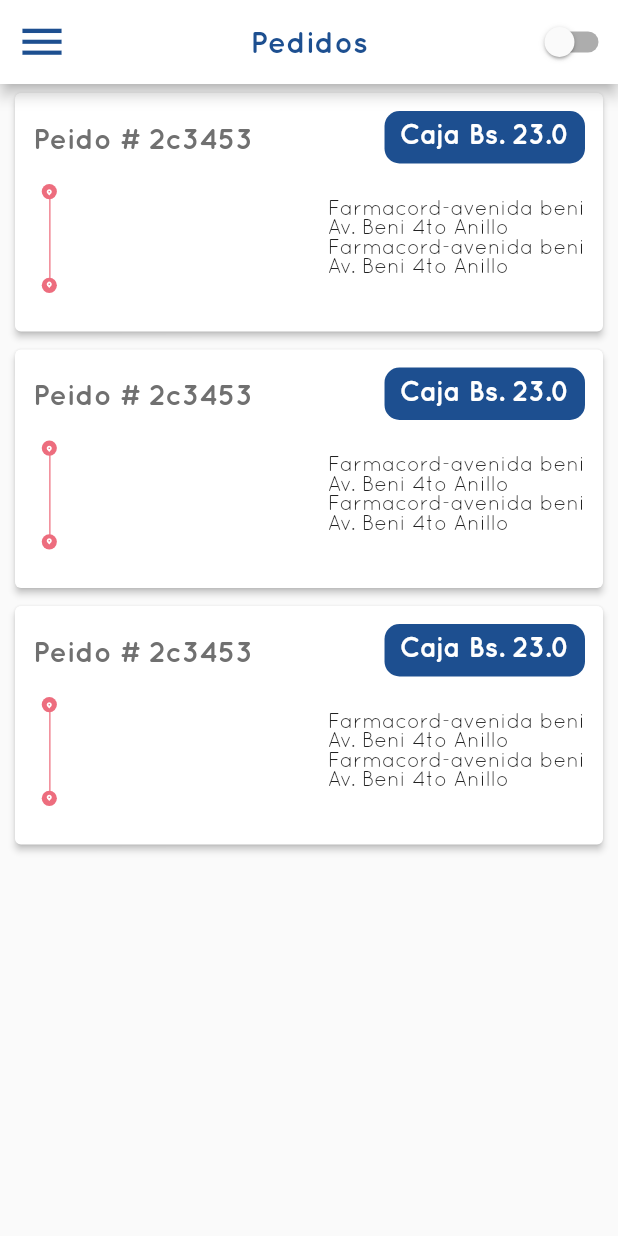
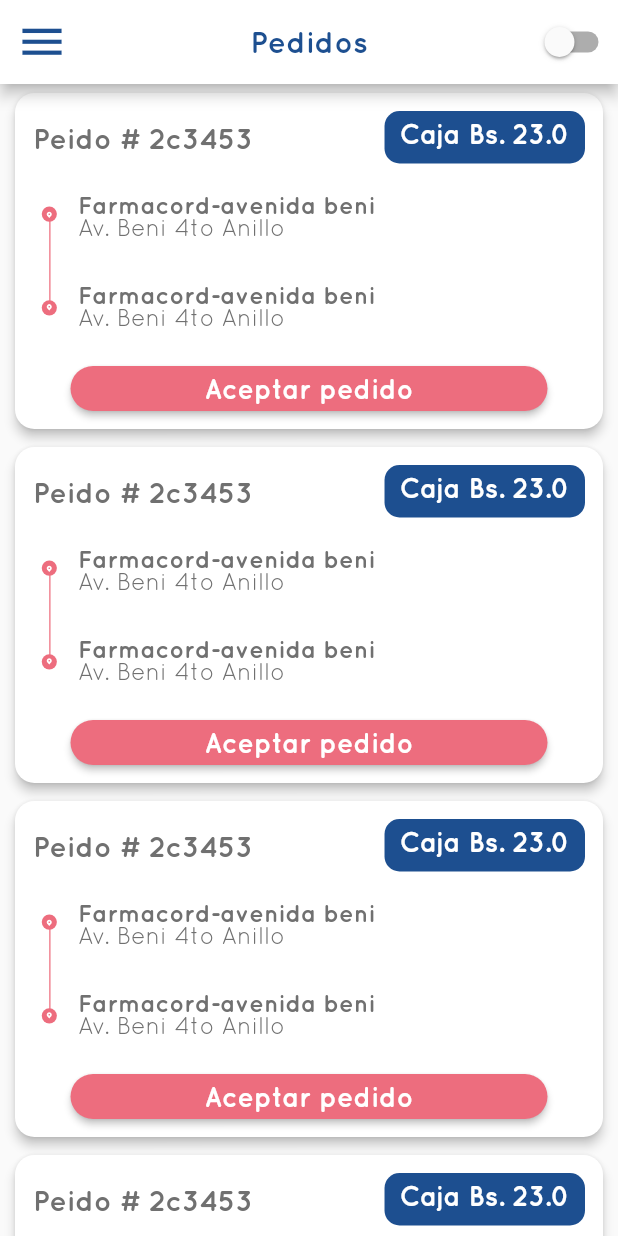
Before and after one commit to flutter-learning-2020/medicinetsDriver-2022, a Flutter app: the HomePage screen opened by its route, on a phone screen of 412 x 824 dp. Run offline on Flutter 3.47's test engine with Material 2 defaults, Android fonts, the light colour scheme and no system bars; our stand-ins replace flutter_svg; Roboto replaces fonts that are missing (quicksand).

Commit message:
cards product

```diff
--- a/lib/pages/home/pedidos/pedidos.dart
+++ b/lib/pages/home/pedidos/pedidos.dart
@@ -16,6 +16,30 @@ class _PedidosPageState extends State<PedidosPage> {
     },
     {
       'name': 'Pedido 2',
+    },
+    {
+      'name': 'Pedido 3',
+    },
+    {
+      'name': 'Pedido 3',
+    },
+    {
+      'name': 'Pedido 3',
+    },
+    {
+      'name': 'Pedido 3',
+    },
+    {
+      'name': 'Pedido 3',
+    },
+    {
+      'name': 'Pedido 3',
+    },
+    {
+      'name': 'Pedido 3',
+    },
+    {
+      'name': 'Pedido 3',
     },
     {
       'name': 'Pedido 3',
@@ -75,16 +99,21 @@ class _PedidosPageState extends State<PedidosPage> {
       itemCount: pedidos == null ? 0 : pedidos.length,
       itemBuilder: (BuildContext context, int index) {
         return Card(
-            elevation: 2.0,
+            elevation: 3.0,
+            shape: RoundedRectangleBorder(
+                borderRadius: BorderRadius.circular(13.0)),
             margin: const EdgeInsets.symmetric(horizontal: 10.0, vertical: 6.0),
             child: Container(
               decoration: BoxDecoration(
                   // color: ColorsM.primary,
-
+                  // borderRadius: BorderRadius.all(Radius.circular(40.0))
                   ),
               margin: EdgeInsets.all(12.0),
               child: Column(children: <Widget>[
-                Row(
+                Container(
+                  // color: Colors.green,
+                  margin: EdgeInsets.only(bottom: 10.0),
+                  child: Row(
                       mainAxisAlignment: MainAxisAlignment.spaceBetween,
                       children: <Widget>[
                         Text('Peido # 2c3453',
@@ -113,26 +142,80 @@ class _PedidosPageState extends State<PedidosPage> {
                               color: ColorsM.secondary,
                             ))
                       ]),
+                ),
                 Row(
-                  mainAxisAlignment: MainAxisAlignment.spaceBetween,
+                  mainAxisAlignment: MainAxisAlignment.start,
                   crossAxisAlignment: CrossAxisAlignment.center,
                   children: <Widget>[
-                    SvgPicture.asset(
+                    Container(
+                      // color: Colors.indigo,
+                      margin: EdgeInsets.only(right: 10.0),
+                      child: SvgPicture.asset(
                         'assets/images/icon_start_and_point.svg',
-                      height: 100.0,
+                        height: 110.0,
                         width: 20.0,
                       ),
-                    Column(
+                    ),
+                    Container(
+                      // color: Colors.red,
+                      child: Column(
                           mainAxisAlignment: MainAxisAlignment.center,
                           crossAxisAlignment: CrossAxisAlignment.start,
                           children: <Widget>[
-                          Text('Farmacord-avenida beni'),
-                          Text('Av. Beni 4to Anillo'),
-                          Text('Farmacord-avenida beni'),
-                          Text('Av. Beni 4to Anillo'),
-                        ])
+                            Text(
+                              'Farmacord-avenida beni',
+                              style: TextStyle(
+                                  fontFamily: 'Quicksand',
+                                  fontSize: 16.0,
+                                  fontWeight: FontWeight.bold,
+                                  color: ColorsM.textColor),
+                            ),
+                            Text(
+                              'Av. Beni 4to Anillo',
+                              style: TextStyle(
+                                  fontFamily: 'Quicksand',
+                                  fontSize: 16.0,
+                                  color: ColorsM.textColor),
+                            ),
+                            SizedBox(height: 25.0),
+                            Text(
+                              'Farmacord-avenida beni',
+                              style: TextStyle(
+                                  fontFamily: 'Quicksand',
+                                  fontSize: 16.0,
+                                  fontWeight: FontWeight.bold,
+                                  color: ColorsM.textColor),
+                            ),
+                            Text(
+                              'Av. Beni 4to Anillo',
+                              style: TextStyle(
+                                  fontFamily: 'Quicksand',
+                                  fontSize: 16.0,
+                                  color: ColorsM.textColor),
+                            ),
+                          ]),
+                    )
                   ],
-                )
+                ),
+                SizedBox(height: 15.0),
+                Container(
+                  padding: const EdgeInsets.symmetric(horizontal: 25.0),
+                  width: MediaQuery.of(context).size.width,
+                  height: 30.0,
+                  child: ElevatedButton(
+                    style: ElevatedButton.styleFrom(
+                      primary: ColorsM.primary,
+                      textStyle: const TextStyle(
+                          fontFamily: 'quicksand',
+                          fontWeight: FontWeight.bold,
+                          fontSize: 18),
+                      shape: const RoundedRectangleBorder(
+                          borderRadius: BorderRadius.all(Radius.circular(20))),
+                    ),
+                    onPressed: () {},
+                    child: const Text('Aceptar pedido'),
+                  ),
+                ),
               ]),
             ));
       },
--- a/lib/pages/login/login.dart
+++ b/lib/pages/login/login.dart
@@ -1,4 +1,5 @@
 import 'package:flutter/material.dart';
+import 'package:medicinetsdriver/providers/sigin.dart';
 import 'package:medicinetsdriver/theme/ColorM.dart';
 
 class LoginPage extends StatefulWidget {
@@ -9,10 +10,13 @@ class LoginPage extends StatefulWidget {
 }
 
 class _LoginPageState extends State<LoginPage> {
+  LoginProvider login = new LoginProvider();
+
   final _dataUser = <String, String>{
     'user': 'juan',
     'password': 'admin',
   };
+
   String user = '';
   String password = '';
   bool isLoading = false;
--- /dev/null
+++ b/lib/providers/sigin.dart
@@ -0,0 +1,22 @@
+import 'dart:convert';
+import 'dart:async';
+import 'package:http/http.dart' as http;
+
+class LoginProvider {
+  String email = '';
+  String password = '';
+  bool isLoading = false;
+
+  final _url = '20.85.0.111:8191/api';
+
+  Future<Map> login(String email, String password) async {
+    final url = Uri.http(
+        _url, '/driver/login', {"correo": email, "contraseña": password});
+
+    final resp = await http.post(url);
+    final decodeData = json.decode(resp.body);
+    print(decodeData);
+
+    return {};
+  }
+}
--- a/pubspec.yaml
+++ b/pubspec.yaml
@@ -31,6 +31,9 @@ dependencies:
     sdk: flutter
   google_fonts: ^2.3.2
   flutter_svg: ^1.0.3
+  http: ^0.13.4
+  flutter_bloc: ^8.0.1
+
 
 
   # The following adds the Cupertino Icons font to your application.
```
Also changed, not shown: pubspec.lock. Lines whose indentation alone changed are shown as unchanged.
